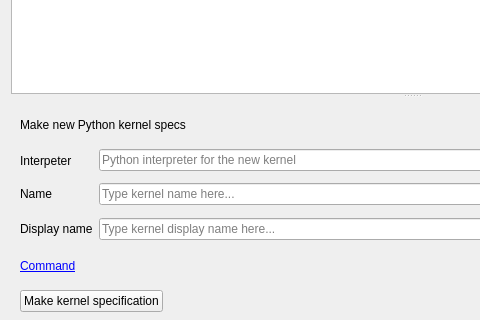
First picture: the form in spinetoolbox/ui/kernel_editor_dialog.ui, repository spine-tools/Spine-Toolbox, before the edit; both pictures show x 0 to 480 and y 132 to 452 of the 824 by 625 pixel window.
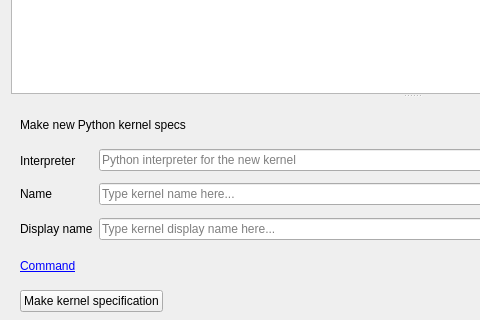
Second picture: the form after the edit. Icons and pictures are not drawn.

```diff
--- a/spinetoolbox/ui/kernel_editor_dialog.ui
+++ b/spinetoolbox/ui/kernel_editor_dialog.ui
@@ -100,7 +100,7 @@
         <item row="1" column="0">
          <widget class="QLabel" name="label_3">
           <property name="text">
-           <string>Interpeter</string>
+           <string>Interpreter</string>
           </property>
          </widget>
         </item>
```
